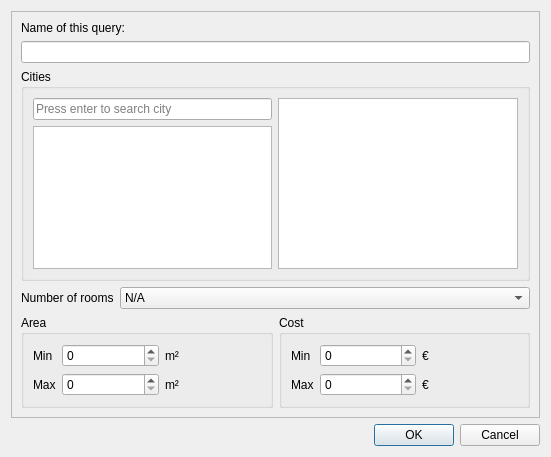
First picture: the form in weboob/applications/qflatboob/ui/query.ui, repository laurentb/weboob, before the edit.
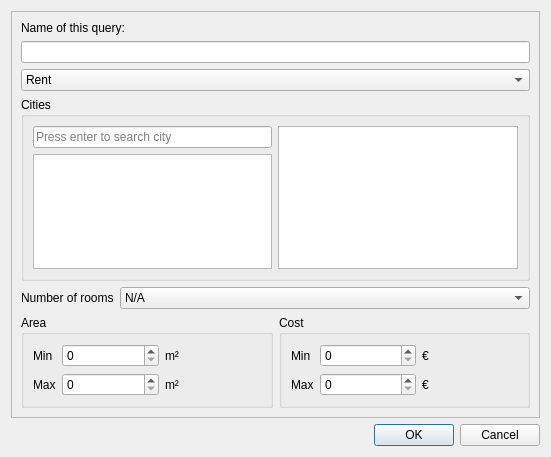
Second picture: the form after the edit.

Commit message: can looking for a rent or a sale

The edit to the form file:
```diff
--- a/weboob/applications/qflatboob/ui/query.ui
+++ b/weboob/applications/qflatboob/ui/query.ui
@@ -33,6 +33,20 @@
       <item>
        <widget class="QLineEdit" name="nameEdit"/>
       </item>
+      <item>
+       <widget class="QComboBox" name="typeBox">
+        <item>
+         <property name="text">
+          <string>Rent</string>
+         </property>
+        </item>
+        <item>
+         <property name="text">
+          <string>Sale</string>
+         </property>
+        </item>
+       </widget>
+      </item>
       <item>
        <widget class="QGroupBox" name="groupBox">
         <property name="title">
```
The commit also changes 8 other files.
